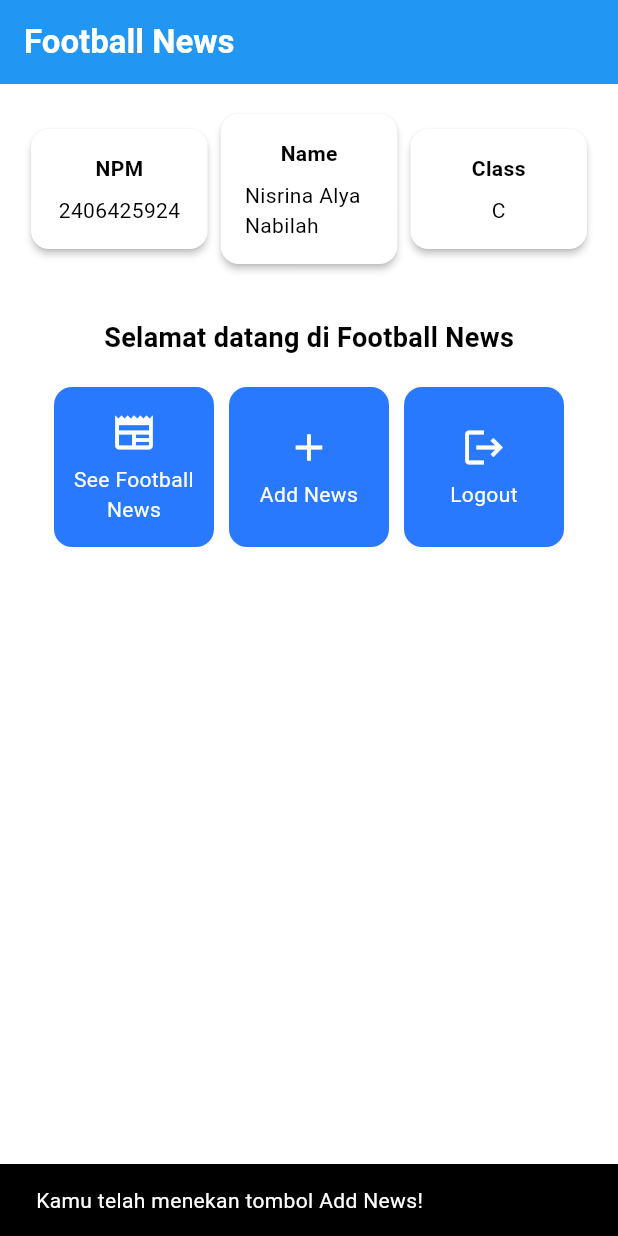
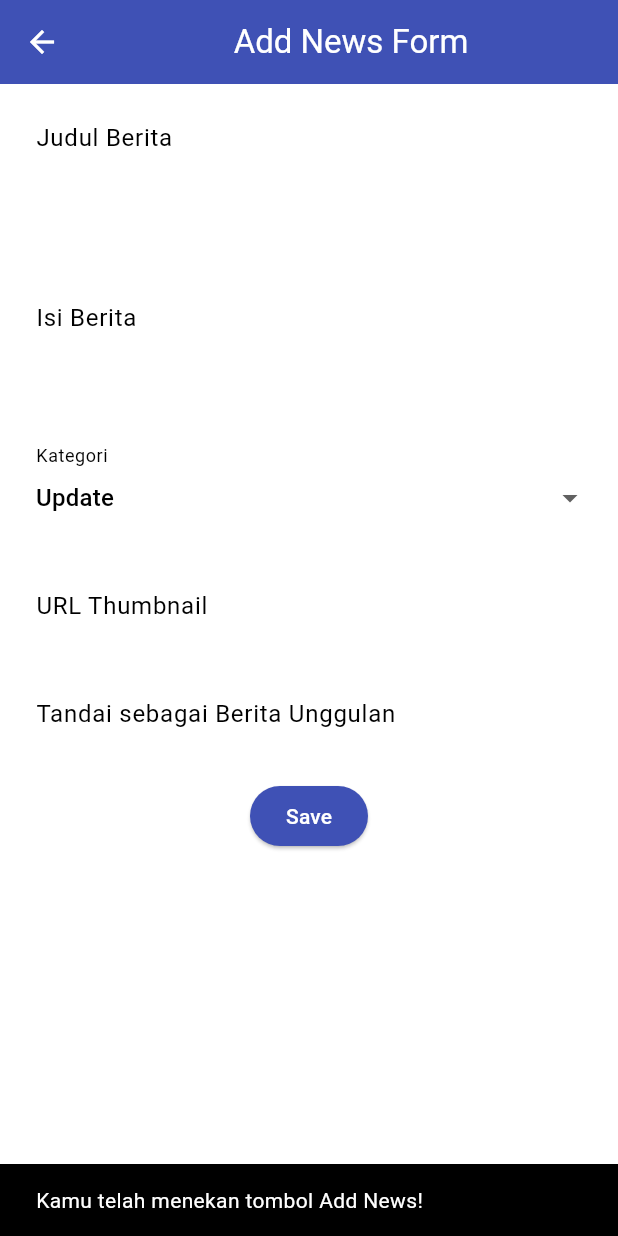
Before and after one commit to alyaanaazz/football-news-mobile, a Flutter app: the screen it shows after launch, after a tap on "Add News", on a phone screen of 412 x 824 dp. Run offline on Flutter 3.47's test engine with Material 3 defaults, Android fonts, the phone set to English and light mode, and no system bars.

Commit message:
tutorial 7 selesai

```diff
--- a/lib/main.dart
+++ b/lib/main.dart
@@ -1,5 +1,5 @@
 import 'package:flutter/material.dart';
-import 'package:football_news/menu.dart';
+import 'package:football_news/screens/menu.dart';
 
 void main() {
   runApp(const MyApp());
--- a/lib/menu.dart
+++ b/lib/screens/menu.dart
@@ -1,4 +1,6 @@
 import 'package:flutter/material.dart';
+import 'package:football_news/widgets/left_drawer.dart';
+import 'package:football_news/widgets/news_card.dart';
 
 class MyHomePage extends StatelessWidget {
   MyHomePage({super.key});
@@ -30,6 +32,7 @@ class MyHomePage extends StatelessWidget {
       // Warna latar belakang AppBar diambil dari skema warna tema aplikasi.
       backgroundColor: Theme.of(context).colorScheme.primary,
     ),
+    drawer: LeftDrawer(),
     // Body halaman dengan padding di sekelilingnya.
     body: Padding(
       padding: const EdgeInsets.all(16.0),
@@ -132,58 +135,3 @@ class InfoCard extends StatelessWidget {
     );
   }
 }
-
-// Kelas ItemCard (Dikeluarkan dari MenuPage)
-class ItemCard extends StatelessWidget {
-  // Menampilkan kartu dengan ikon dan nama.
-
-  final ItemHomepage item;
-
-  const ItemCard(this.item, {super.key});
-
-  @override
-  Widget build(BuildContext context) {
-    return Material(
-      // Menentukan warna latar belakang dari tema aplikasi.
-      color: Theme.of(context).colorScheme.secondary,
-      // Membuat sudut kartu melengkung.
-      borderRadius: BorderRadius.circular(12),
-
-      child: InkWell(
-        // Aksi ketika kartu ditekan.
-        onTap: () {
-          // Menampilkan pesan SnackBar saat kartu ditekan.
-          ScaffoldMessenger.of(context)
-            ..hideCurrentSnackBar()
-            ..showSnackBar(
-              SnackBar(content: Text("Kamu telah menekan tombol ${item.name}!"))
-            );
-        },
-        // Container untuk menyimpan Icon dan Text
-        child: Container(
-          padding: const EdgeInsets.all(8),
-          child: Center(
-            child: Column(
-              // Menyusun ikon dan teks di tengah kartu.
-              mainAxisAlignment: MainAxisAlignment.center,
-              children: [
-                Icon(
-                  item.icon,
-                  color: Colors.white,
-                  size: 30.0,
-                ),
-                const Padding(padding: EdgeInsets.all(3)),
-                Text(
-                  item.name,
-                  textAlign: TextAlign.center,
-                  style: const TextStyle(color: Colors.white),
-                ),
-              ],
-            ),
-          ),
-        ),
-      ),
-    );
-  }
-
-}
--- /dev/null
+++ b/lib/screens/newslist_form.dart
@@ -0,0 +1,208 @@
+import 'package:flutter/material.dart';
+// Impor drawer yang sudah dibuat sebelumnya
+
+class NewsFormPage extends StatefulWidget {
+  const NewsFormPage({super.key});
+
+  @override
+  State<NewsFormPage> createState() => _NewsFormPageState();
+}
+
+class _NewsFormPageState extends State<NewsFormPage> {
+  final _formKey = GlobalKey<FormState>();
+  String _title = "";
+  String _content = "";
+  String _category = "update"; // default
+  String _thumbnail = "";
+  bool _isFeatured = false; // default
+
+  final List<String> _categories = [
+    'transfer',
+    'update',
+    'exclusive',
+    'match',
+    'rumor',
+    'analysis',
+  ];
+
+  @override
+  Widget build(BuildContext context) {
+    return Scaffold(
+      appBar: AppBar(
+        title: const Center(child: Text('Add News Form')),
+        backgroundColor: Colors.indigo,
+        foregroundColor: Colors.white,
+      ),
+      // Tambahkan drawer yang sudah dibuat di sini
+      body: Form(
+        key: _formKey,
+        child: SingleChildScrollView(
+          child: Column(
+            crossAxisAlignment: CrossAxisAlignment.start,
+            children: [
+              // === Title ===
+              Padding(
+                padding: const EdgeInsets.all(8.0),
+                child: TextFormField(
+                  decoration: InputDecoration(
+                    hintText: "Judul Berita",
+                    labelText: "Judul Berita",
+                    border: OutlineInputBorder(
+                      borderRadius: BorderRadius.circular(5.0),
+                    ),
+                  ),
+                  onChanged: (String? value) {
+                    setState(() {
+                      _title = value!;
+                    });
+                  },
+                  validator: (String? value) {
+                    if (value == null || value.isEmpty) {
+                      return "Judul tidak boleh kosong!";
+                    }
+                    return null;
+                  },
+                ),
+              ),
+              Padding(
+                padding: const EdgeInsets.all(8.0),
+                child: TextFormField(
+                  maxLines: 5,
+                  decoration: InputDecoration(
+                    hintText: "Isi Berita",
+                    labelText: "Isi Berita",
+                    border: OutlineInputBorder(
+                      borderRadius: BorderRadius.circular(5.0),
+                    ),
+                  ),
+                  onChanged: (String? value) {
+                    setState(() {
+                      _content = value!;
+                    });
+                  },
+                  validator: (String? value) {
+                    if (value == null || value.isEmpty) {
+                      return "Isi berita tidak boleh kosong!";
+                    }
+                    return null;
+                  },
+                ),
+              ),
+
+              // === Category ===
+              Padding(
+                padding: const EdgeInsets.all(8.0),
+                child: DropdownButtonFormField<String>(
+                  decoration: InputDecoration(
+                    labelText: "Kategori",
+                    border: OutlineInputBorder(
+                      borderRadius: BorderRadius.circular(5.0),
+                    ),
+                  ),
+                  value: _category,
+                  items: _categories
+                      .map(
+                        (cat) => DropdownMenuItem(
+                          value: cat,
+                          child: Text(cat[0].toUpperCase() + cat.substring(1)),
+                        ),
+                      )
+                      .toList(),
+                  onChanged: (String? newValue) {
+                    setState(() {
+                      _category = newValue!;
+                    });
+                  },
+                ),
+              ),
+
+              // === Thumbnail URL ===
+              Padding(
+                padding: const EdgeInsets.all(8.0),
+                child: TextFormField(
+                  decoration: InputDecoration(
+                    hintText: "URL Thumbnail (opsional)",
+                    labelText: "URL Thumbnail",
+                    border: OutlineInputBorder(
+                      borderRadius: BorderRadius.circular(5.0),
+                    ),
+                  ),
+                  onChanged: (String? value) {
+                    setState(() {
+                      _thumbnail = value!;
+                    });
+                  },
+                ),
+              ),
+
+              // === Is Featured ===
+              Padding(
+                padding: const EdgeInsets.all(8.0),
+                child: SwitchListTile(
+                  title: const Text("Tandai sebagai Berita Unggulan"),
+                  value: _isFeatured,
+                  onChanged: (bool value) {
+                    setState(() {
+                      _isFeatured = value;
+                    });
+                  },
+                ),
+              ),
+              Align(
+                alignment: Alignment.bottomCenter,
+                child: Padding(
+                  padding: const EdgeInsets.all(8.0),
+                  child: ElevatedButton(
+                    style: ButtonStyle(
+                      backgroundColor:
+                        MaterialStateProperty.all(Colors.indigo),
+                    ),
+                    onPressed: () {
+                      if (_formKey.currentState!.validate()) {
+                        showDialog(
+                          context: context,
+                          builder: (context) {
+                            return AlertDialog(
+                              title: const Text('Berita berhasil disimpan!'),
+                              content: SingleChildScrollView(
+                                child: Column(
+                                  crossAxisAlignment:
+                                      CrossAxisAlignment.start,
+                                  children: [
+                                    Text('Judul: $_title'),
+                                      Text('Isi: $_content'),
+                                      Text('Kategori: $_category'),
+                                      Text('Thumbnail: $_thumbnail'),
+                                      Text(
+                                          'Unggulan: ${_isFeatured ? "Ya" : "Tidak"}'),
+                                  ],
+                                ),
+                              ),
+                              actions: [
+                                TextButton(
+                                  child: const Text('OK'),
+                                  onPressed: () {
+                                    Navigator.pop(context);
+                                    _formKey.currentState!.reset();
+                                  },
+                                ),
+                              ],
+                            );
+                          },
+                        );
+                      }
+                    },
+                    child: const Text(
+                      "Save",
+                      style: TextStyle(color: Colors.white),
+                    ),
+                  ),
+                ),
+              ),
+            ],
+          ),
+        ),
+      ),
+    );
+  }
+}
--- /dev/null
+++ b/lib/widgets/left_drawer.dart
@@ -0,0 +1,70 @@
+import 'package:flutter/material.dart';
+import 'package:football_news/screens/menu.dart';
+import 'package:football_news/screens/newslist_form.dart';
+
+class LeftDrawer extends StatelessWidget {
+  const LeftDrawer({super.key});
+
+  @override
+  Widget build(BuildContext context) {
+    return Drawer(
+      child: ListView(
+        children: [
+          const DrawerHeader(
+            // Bagian drawer header
+            decoration: BoxDecoration(
+              color: Colors.blue,
+            ),
+            child: Column(
+              children: [
+                Text(
+                  'Football News',
+                  textAlign: TextAlign.center,
+                  style: TextStyle(
+                    fontSize: 30,
+                    fontWeight: FontWeight.bold,
+                    color: Colors.white,
+                  ),
+                ),
+                Padding(padding: EdgeInsets.all(10)),
+                Text("Seluruh berita sepak bola terkini di sini!",
+                    // TODO: Tambahkan gaya teks dengan center alignment, font ukuran 15, warna putih, dan weight biasa
+                    ),
+              ],
+            ),
+          ),
+          // Bagian routing
+          ListTile(
+            leading: const Icon(Icons.home_outlined),
+            title: const Text('Home'),
+            // Bagian redirection ke MyHomePage
+            onTap: () {
+              Navigator.pushReplacement(
+                  context,
+                  MaterialPageRoute(
+                    builder: (context) => MyHomePage(),
+                  ));
+            },
+          ),
+          ListTile(
+            leading: const Icon(Icons.post_add),
+            title: const Text('Add News'),
+            // Bagian redirection ke NewsFormPage
+            onTap: () {
+              /*
+              Buatlah routing ke NewsFormPage di sini,
+              setelah halaman NewsFormPage sudah dibuat.
+              */
+              Navigator.push(
+              context,
+              MaterialPageRoute(
+                builder: (context) => const NewsFormPage(), // Gunakan const jika NewsFormPage tidak memiliki parameter yang berubah
+              ),
+            );
+            },
+          ),
+        ],
+      ),
+    );
+  }
+}
--- /dev/null
+++ b/lib/widgets/news_card.dart
@@ -0,0 +1,67 @@
+import 'package:flutter/material.dart';
+import 'package:football_news/screens/menu.dart';
+import 'package:football_news/screens/newslist_form.dart';
+
+// Kelas ItemCard (Dikeluarkan dari MenuPage)
+class ItemCard extends StatelessWidget {
+  // Menampilkan kartu dengan ikon dan nama.
+
+  final ItemHomepage item;
+
+  const ItemCard(this.item, {super.key});
+
+  @override
+  Widget build(BuildContext context) {
+    return Material(
+      // Menentukan warna latar belakang dari tema aplikasi.
+      color: Theme.of(context).colorScheme.secondary,
+      // Membuat sudut kartu melengkung.
+      borderRadius: BorderRadius.circular(12),
+
+      child: InkWell(
+        // Aksi ketika kartu ditekan.
+        onTap: () {
+          // Menampilkan pesan SnackBar saat kartu ditekan.
+          ScaffoldMessenger.of(context)
+            ..hideCurrentSnackBar()
+            ..showSnackBar(
+              SnackBar(content: Text("Kamu telah menekan tombol ${item.name}!")));
+
+          if (item.name == "Add News") {
+            // Gunakan Navigator.push untuk melakukan navigasi ke MaterialPageRoute yang mencakup NewsFormPage.
+            Navigator.push(
+              context,
+              MaterialPageRoute(
+                builder: (context) => const NewsFormPage(), // Gunakan const jika NewsFormPage tidak memiliki parameter yang berubah
+              ),
+            );
+          }
+        },
+        // Container untuk menyimpan Icon dan Text
+        child: Container(
+          padding: const EdgeInsets.all(8),
+          child: Center(
+            child: Column(
+              // Menyusun ikon dan teks di tengah kartu.
+              mainAxisAlignment: MainAxisAlignment.center,
+              children: [
+                Icon(
+                  item.icon,
+                  color: Colors.white,
+                  size: 30.0,
+                ),
+                const Padding(padding: EdgeInsets.all(3)),
+                Text(
+                  item.name,
+                  textAlign: TextAlign.center,
+                  style: const TextStyle(color: Colors.white),
+                ),
+              ],
+            ),
+          ),
+        ),
+      ),
+    );
+  }
+
+}
```
Also changed, not shown: 1 other file.
